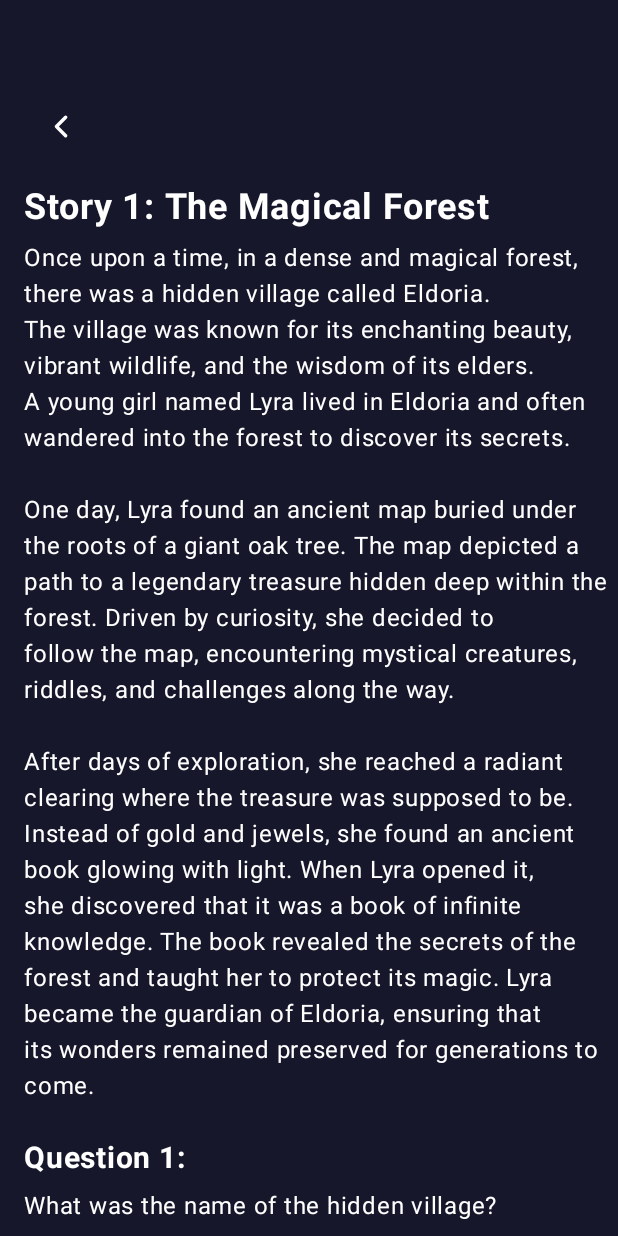
After one commit to D-Arshad-Dazai-Dimash/ieltsApp, an Android app built with Jetpack Compose: the MainReadingScreen screen opened through its navigation route, on a phone screen of 412 x 824 dp. The commit adds this screen. Run offline under Robolectric (Android 15) with nearby library versions, the phone set to English and light mode, and no system bars.

Commit message:
Changed colors

```diff
--- a/app/src/main/java/com/example/ielts_application_pm/ui/NavGraph.kt
+++ b/app/src/main/java/com/example/ielts_application_pm/ui/NavGraph.kt
@@ -14,6 +14,7 @@ import com.example.ielts_application_pm.ui.screens.menu.ScoreboardScreen
 import com.example.ielts_application_pm.ui.screens.menu.SettingPageScreen
 import com.example.ielts_application_pm.ui.screens.menu.SupportPage
 import com.example.ielts_application_pm.ui.screens.TaskListScreen
+import com.example.ielts_application_pm.ui.screens.games.reading.MainReadingScreen
 import com.example.ielts_application_pm.ui.screens.games.writing.SentenceGame
 import com.example.ielts_application_pm.ui.screens.menu.VocabularyPageScreen
 import com.example.tt.GameScreen
@@ -48,5 +49,8 @@ fun NavigationGraph(navController: NavHostController, modifier: Modifier = Modif
         composable("grammar") {
             SentenceGame(navController)
         }
+        composable("read and answer") {
+            MainReadingScreen(navController)
+        }
     }
 }
--- a/app/src/main/java/com/example/ielts_application_pm/ui/screens/TaskListScreen.kt
+++ b/app/src/main/java/com/example/ielts_application_pm/ui/screens/TaskListScreen.kt
@@ -57,7 +57,7 @@ fun TaskListScreen(title: String, navController: NavHostController, modifier: Mo
         "Reading" -> listOf(
             "The cat tells a story" to "You can pet the cat and cat tells a story for you",
             "GAME" to "Description of Reading game",
-//            "GAME" to "Description of Reading game",
+            "Read and Answer" to "Read the story and answer to the questions",
 //            "GAME" to "Description of Reading game",
 //            "GAME" to "Description of Reading game",
 //            "GAME" to "Description of Reading game",
@@ -128,6 +128,8 @@ fun TaskListScreen(title: String, navController: NavHostController, modifier: Mo
                             navController.navigate("Listen, Scroll, Answer")
                         } else if (taskTitle.equals("Grammar")) {
                             navController.navigate("grammar")
+                        }else if(taskTitle.equals("Read and Answer")) {
+                            navController.navigate("read and answer")
                         } else {
                             navController.navigate("taskDetail/$taskTitle")
                         }
--- a/app/src/main/java/com/example/ielts_application_pm/ui/screens/games/listening/AnswerInput.kt
+++ b/app/src/main/java/com/example/ielts_application_pm/ui/screens/games/listening/AnswerInput.kt
@@ -26,7 +26,7 @@ fun AnswerInput(onSubmit: (String) -> Unit) {
         Button(
             onClick = {
                 onSubmit(answer)
-                answer = "" // Очистить поле после отправки
+                answer = ""
             },
             modifier = Modifier.padding(top = 8.dp)
         ) {
--- a/app/src/main/java/com/example/ielts_application_pm/ui/screens/games/listening/GameScreen.kt
+++ b/app/src/main/java/com/example/ielts_application_pm/ui/screens/games/listening/GameScreen.kt
@@ -80,17 +80,18 @@ fun GameScreen(navController: NavController, viewModel: GameViewModel = viewMode
                 } else {
                     Text(
                         text = "Ваш ответ: $userAnswer",
-                        color = Color.Black
+                        color = Color.White
                     )
                     Spacer(modifier = Modifier.height(8.dp))
                     Text(
                         text = "Правильный ответ: $correctAnswer",
-                        color = Color.Black
+                        color = Color.White
                     )
                     Spacer(modifier = Modifier.height(16.dp))
 
                     Button(onClick = { viewModel.nextVideo() }) {
-                        Text("Следующее видео")
+                        Text("Следующее видео" ,
+                            color = Color.White)
                     }
                 }
             }
--- /dev/null
+++ b/app/src/main/java/com/example/ielts_application_pm/ui/screens/games/reading/MainReadingScreen.kt
@@ -0,0 +1,70 @@
+package com.example.ielts_application_pm.ui.screens.games.reading
+
+import androidx.compose.runtime.Composable
+import androidx.navigation.NavController
+
+@Composable
+fun MainReadingScreen(navController: NavController) {
+    val stories = listOf(
+        Story(
+            title = "The Magical Forest",
+            content = """
+                Once upon a time, in a dense and magical forest, there was a hidden village called Eldoria.
+                The village was known for its enchanting beauty, vibrant wildlife, and the wisdom of its elders.
+                A young girl named Lyra lived in Eldoria and often wandered into the forest to discover its secrets.
+
+                One day, Lyra found an ancient map buried under the roots of a giant oak tree. The map depicted a
+                path to a legendary treasure hidden deep within the forest. Driven by curiosity, she decided to
+                follow the map, encountering mystical creatures, riddles, and challenges along the way.
+
+                After days of exploration, she reached a radiant clearing where the treasure was supposed to be.
+                Instead of gold and jewels, she found an ancient book glowing with light. When Lyra opened it,
+                she discovered that it was a book of infinite knowledge. The book revealed the secrets of the
+                forest and taught her to protect its magic. Lyra became the guardian of Eldoria, ensuring that
+                its wonders remained preserved for generations to come.
+            """.trimIndent(),
+            questions = listOf(
+                Question(
+                    text = "What was the name of the hidden village?",
+                    options = listOf("Eldoria", "Eldorion", "Magical Forest", "Lyra's Village"),
+                    correctAnswer = "Eldoria"
+                ),
+                Question(
+                    text = "What did Lyra find buried under the oak tree?",
+                    options = listOf("A treasure chest", "An ancient map", "A glowing book", "Jewels"),
+                    correctAnswer = "An ancient map"
+                )
+            )
+        ),
+        Story(
+            title = "The Brave Knight",
+            content = """
+                Long ago, in the kingdom of Avalon, a brave knight named Cedric was known for his courage and strength.
+                Cedric was tasked by the king to rescue a kidnapped princess from a ferocious dragon. He ventured
+                into the dark mountains, battling fierce creatures along the way.
+
+                After days of travel, Cedric reached the dragon's lair. Using his wit and skill, he defeated the
+                dragon and saved the princess. The kingdom celebrated his heroic act, and Cedric became a symbol of hope and bravery.
+            """.trimIndent(),
+            questions = listOf(
+                Question(
+                    text = "What was the name of the knight?",
+                    options = listOf("Cedric", "Arthur", "Gawain", "Lancelot"),
+                    correctAnswer = "Cedric"
+                ),
+                Question(
+                    text = "What was Cedric's mission?",
+                    options = listOf(
+                        "To find treasure",
+                        "To defeat the king",
+                        "To rescue the princess",
+                        "To explore the dark mountains"
+                    ),
+                    correctAnswer = "To rescue the princess"
+                )
+            )
+        )
+    )
+
+    ReadingScreen(navController = navController, stories = stories)
+}
--- /dev/null
+++ b/app/src/main/java/com/example/ielts_application_pm/ui/screens/games/reading/ReadingScreen.kt
@@ -0,0 +1,197 @@
+package com.example.ielts_application_pm.ui.screens.games.reading
+
+
+import androidx.compose.foundation.background
+import androidx.compose.foundation.layout.Box
+import androidx.compose.foundation.layout.Column
+import androidx.compose.foundation.layout.Row
+import androidx.compose.foundation.layout.Spacer
+import androidx.compose.foundation.layout.fillMaxSize
+import androidx.compose.foundation.layout.fillMaxWidth
+import androidx.compose.foundation.layout.height
+import androidx.compose.foundation.layout.padding
+import androidx.compose.foundation.layout.size
+import androidx.compose.foundation.rememberScrollState
+import androidx.compose.foundation.verticalScroll
+import androidx.compose.material3.Button
+import androidx.compose.material3.Icon
+import androidx.compose.material3.IconButton
+import androidx.compose.material3.RadioButton
+import androidx.compose.material3.Text
+import androidx.compose.runtime.Composable
+import androidx.compose.runtime.getValue
+import androidx.compose.runtime.mutableStateOf
+import androidx.compose.runtime.remember
+import androidx.compose.runtime.setValue
+import androidx.compose.ui.Alignment
+import androidx.compose.ui.Modifier
+import androidx.compose.ui.graphics.Color
+import androidx.compose.ui.res.painterResource
+import androidx.compose.ui.text.font.FontWeight
+import androidx.compose.ui.unit.dp
+import androidx.compose.ui.unit.sp
+import androidx.navigation.NavController
+import com.example.ielts_application_pm.R
+
+@Composable
+fun ReadingScreen(navController: NavController, stories: List<Story>) {
+    var currentStoryIndex by remember { mutableStateOf(0) }
+    val currentStory = stories[currentStoryIndex]
+
+    var currentQuestionIndex by remember { mutableStateOf(0) }
+    var selectedAnswer by remember { mutableStateOf<String?>(null) }
+    var showResult by remember { mutableStateOf(false) }
+    var correctCount by remember { mutableStateOf(0) }
+
+    val currentQuestion = if (currentQuestionIndex < currentStory.questions.size) {
+        currentStory.questions[currentQuestionIndex]
+    } else null
+
+    Box(
+        modifier = Modifier
+            .fillMaxSize()
+            .background(Color(0xFF16172B))
+            .padding(top = 60.dp)
+    ) {
+        Column(
+            modifier = Modifier
+                .verticalScroll(rememberScrollState())
+                .padding(start = 16.dp , bottom = 20.dp),
+            horizontalAlignment = Alignment.Start
+        ) {
+
+            Row(
+                verticalAlignment = Alignment.CenterVertically,
+                modifier = Modifier
+                    .fillMaxWidth()
+                    .padding(bottom = 16.dp)
+            ) {
+                IconButton(onClick = {
+                    val isPopped = navController.popBackStack()
+                    if (!isPopped) {
+                        navController.navigateUp()
+                    }
+                }) {
+                    Icon(
+                        painter = painterResource(id = R.drawable.icon_arrow_back),
+                        contentDescription = "Back",
+                        tint = Color.White,
+                        modifier = Modifier.size(15.dp)
+                    )
+                }
+            }
+
+            if (!showResult) {
+                Text(
+                    text = "Story ${currentStoryIndex + 1}: ${currentStory.title}",
+                    fontSize = 24.sp,
+                    fontWeight = FontWeight.Bold,
+                    modifier = Modifier.padding(bottom = 8.dp),
+                    color = Color.White
+                )
+                Text(
+                    text = currentStory.content,
+                    fontSize = 16.sp,
+                    lineHeight = 24.sp,
+                    modifier = Modifier.padding(bottom = 16.dp),
+                    color = Color.White
+                )
+            }
+
+            // Question Section
+            if (!showResult) {
+                currentQuestion?.let { question ->
+                    Text(
+                        text = "Question ${currentQuestionIndex + 1}:",
+                        fontSize = 20.sp,
+                        fontWeight = FontWeight.Bold,
+                        modifier = Modifier.padding(vertical = 8.dp),
+                        color = Color.White
+                    )
+                    Text(
+                        text = question.text,
+                        fontSize = 16.sp,
+                        modifier = Modifier.padding(bottom = 16.dp),
+                        color = Color.White
+                    )
+
+                    question.options.forEach { option ->
+                        Row(
+                            verticalAlignment = Alignment.CenterVertically,
+                            modifier = Modifier
+                                .fillMaxWidth()
+                                .padding(vertical = 4.dp)
+                        ) {
+                            RadioButton(
+                                selected = selectedAnswer == option,
+                                onClick = { selectedAnswer = option }
+                            )
+                            Text(
+                                text = option,
+                                fontSize = 16.sp,
+                                color = Color.White
+                            )
+                        }
+                    }
+
+                    Spacer(modifier = Modifier.height(16.dp))
+
+                    Button(
+                        onClick = {
+                            if (selectedAnswer == question.correctAnswer) correctCount++
+                            if (currentQuestionIndex < currentStory.questions.size - 1) {
+                                currentQuestionIndex++
+                                selectedAnswer = null
+                            } else {
+                                showResult = true
+                            }
+                        },
+                        enabled = selectedAnswer != null
+                    ) {
+                        Text(text = if (currentQuestionIndex < currentStory.questions.size - 1) "Next Question" else "Finish")
+                    }
+                }
+            } else {
+                // Result Section
+                Text(
+                    text = "Quiz Completed!",
+                    fontSize = 24.sp,
+                    fontWeight = FontWeight.Bold,
+                    modifier = Modifier.padding(bottom = 16.dp)
+                )
+                Text(
+                    text = "You got $correctCount out of ${currentStory.questions.size} questions correct.",
+                    fontSize = 18.sp
+                )
+                Spacer(modifier = Modifier.height(16.dp))
+                if (currentStoryIndex < stories.size - 1) {
+                    Button(onClick = {
+                        currentStoryIndex++
+                        currentQuestionIndex = 0
+                        correctCount = 0
+                        selectedAnswer = null
+                        showResult = false
+                    }) {
+                        Text(text = "Next Story")
+                    }
+                } else {
+                    Button(onClick = { navController.navigateUp() }) {
+                        Text(text = "Back to Main Menu")
+                    }
+                }
+            }
+        }
+    }
+}
+
+data class Story(
+    val title: String,
+    val content: String,
+    val questions: List<Question>
+)
+
+data class Question(
+    val text: String,
+    val options: List<String>,
+    val correctAnswer: String
+)
```
